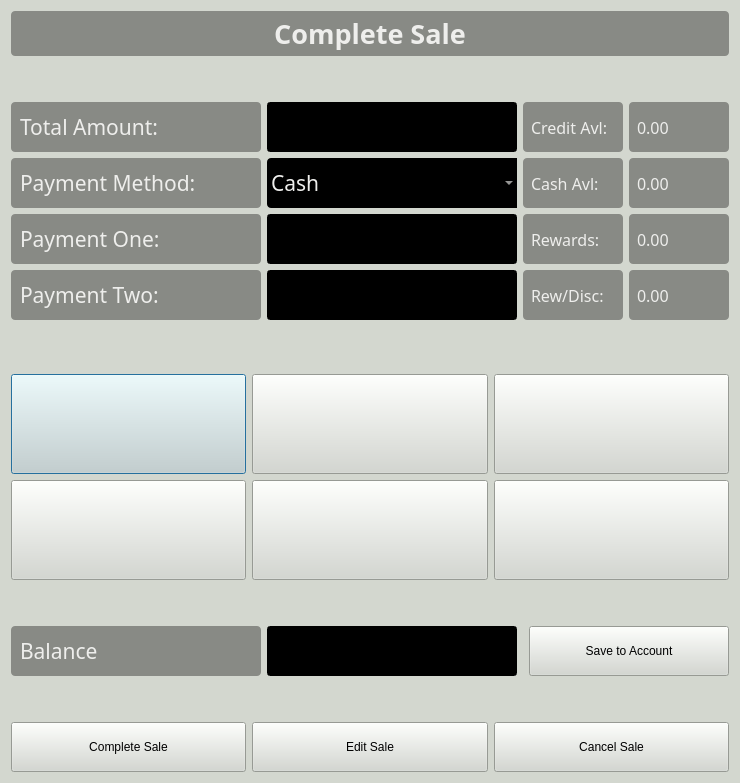
First picture: the form in completepaymentwindow.ui, repository vinnadipo09/bullet, before the edit.
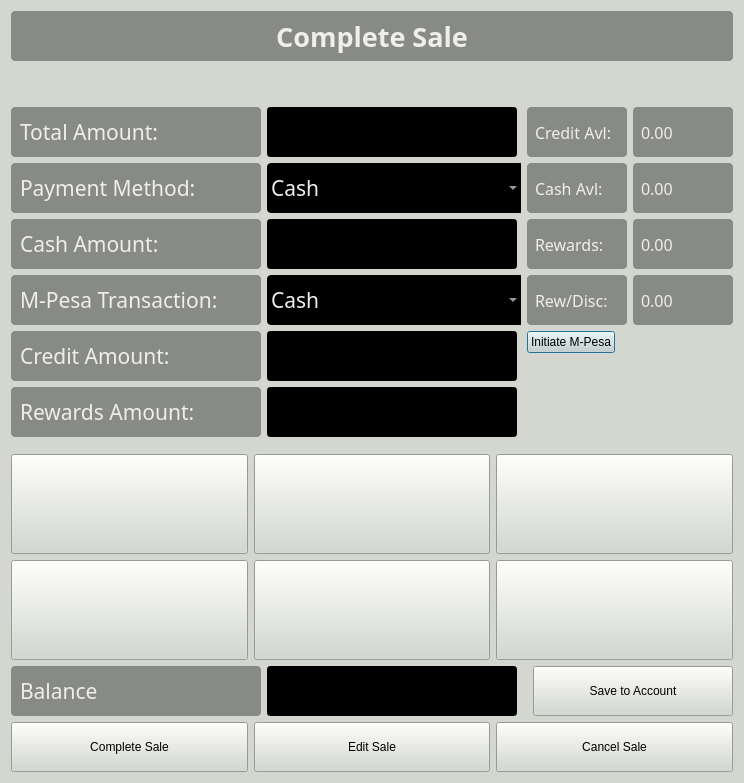
Second picture: the form after the edit. Icons and pictures are not drawn.

Commit message: complete_payment

```diff
--- a/completepaymentwindow.ui
+++ b/completepaymentwindow.ui
@@ -6,7 +6,7 @@
    <rect>
     <x>0</x>
     <y>0</y>
-    <width>738</width>
+    <width>744</width>
     <height>783</height>
    </rect>
   </property>
@@ -137,6 +137,39 @@
            </property>
           </widget>
          </item>
+         <item row="1" column="0">
+          <widget class="QLabel" name="lbl_payment_method">
+           <property name="minimumSize">
+            <size>
+             <width>250</width>
+             <height>50</height>
+            </size>
+           </property>
+           <property name="font">
+            <font>
+             <family>Waree</family>
+             <pointsize>16</pointsize>
+             <weight>50</weight>
+             <bold>false</bold>
+            </font>
+           </property>
+           <property name="styleSheet">
+            <string notr="true">background-color: rgb(136, 138, 133);
+color: rgb(238, 238, 236);
+border-radius:4px;
+padding:4px;</string>
+           </property>
+           <property name="frameShape">
+            <enum>QFrame::Panel</enum>
+           </property>
+           <property name="frameShadow">
+            <enum>QFrame::Raised</enum>
+           </property>
+           <property name="text">
+            <string>Payment Method:</string>
+           </property>
+          </widget>
+         </item>
          <item row="1" column="1">
           <widget class="QComboBox" name="cb_paymentMethod">
            <property name="minimumSize">
@@ -215,7 +248,7 @@
             <enum>QFrame::Raised</enum>
            </property>
            <property name="text">
-            <string>Payment One:</string>
+            <string>Cash Amount:</string>
            </property>
           </widget>
          </item>
@@ -276,14 +309,111 @@
             <enum>QFrame::Raised</enum>
            </property>
            <property name="text">
-            <string>Payment Two:</string>
+            <string>M-Pesa Transaction:</string>
            </property>
           </widget>
          </item>
          <item row="3" column="1">
-          <widget class="QLineEdit" name="lblValueTwo">
+          <widget class="QComboBox" name="cb_MPesa_display">
            <property name="minimumSize">
             <size>
+             <width>250</width>
+             <height>50</height>
+            </size>
+           </property>
+           <property name="font">
+            <font>
+             <family>Waree</family>
+             <pointsize>16</pointsize>
+             <weight>50</weight>
+             <bold>false</bold>
+            </font>
+           </property>
+           <property name="styleSheet">
+            <string notr="true">background-color: rgb(0, 0, 0);
+color: rgb(238, 238, 236);
+border-radius:4px;
+padding:4px;</string>
+           </property>
+           <item>
+            <property name="text">
+             <string>Cash</string>
+            </property>
+           </item>
+           <item>
+            <property name="text">
+             <string>M-Pesa</string>
+            </property>
+           </item>
+           <item>
+            <property name="text">
+             <string>M-Pesa+Cash</string>
+            </property>
+           </item>
+           <item>
+            <property name="text">
+             <string>M-Pesa+Credit</string>
+            </property>
+           </item>
+           <item>
+            <property name="text">
+             <string>Credit</string>
+            </property>
+           </item>
+           <item>
+            <property name="text">
+             <string>Rewards</string>
+            </property>
+           </item>
+           <item>
+            <property name="text">
+             <string>Cash+Credit</string>
+            </property>
+           </item>
+           <item>
+            <property name="text">
+             <string>Cash+Rewards</string>
+            </property>
+           </item>
+          </widget>
+         </item>
+         <item row="4" column="0">
+          <widget class="QLabel" name="lbl_credit_payment">
+           <property name="minimumSize">
+            <size>
+             <width>250</width>
+             <height>50</height>
+            </size>
+           </property>
+           <property name="font">
+            <font>
+             <family>Waree</family>
+             <pointsize>16</pointsize>
+             <weight>50</weight>
+             <bold>false</bold>
+            </font>
+           </property>
+           <property name="styleSheet">
+            <string notr="true">background-color: rgb(136, 138, 133);
+color: rgb(238, 238, 236);
+border-radius:4px;
+padding:4px;</string>
+           </property>
+           <property name="frameShape">
+            <enum>QFrame::Panel</enum>
+           </property>
+           <property name="frameShadow">
+            <enum>QFrame::Raised</enum>
+           </property>
+           <property name="text">
+            <string>Credit Amount:</string>
+           </property>
+          </widget>
+         </item>
+         <item row="4" column="1">
+          <widget class="QLineEdit" name="lbl_credit_display">
+           <property name="minimumSize">
+            <size>
              <width>0</width>
              <height>50</height>
             </size>
@@ -308,8 +438,8 @@
            </property>
           </widget>
          </item>
-         <item row="1" column="0">
-          <widget class="QLabel" name="label_7">
+         <item row="5" column="0">
+          <widget class="QLabel" name="lbl_reward_payment">
            <property name="minimumSize">
             <size>
              <width>250</width>
@@ -337,7 +467,35 @@
             <enum>QFrame::Raised</enum>
            </property>
            <property name="text">
-            <string>Payment Method:</string>
+            <string>Rewards Amount:</string>
+           </property>
+          </widget>
+         </item>
+         <item row="5" column="1">
+          <widget class="QLineEdit" name="lbl_reward_display">
+           <property name="minimumSize">
+            <size>
+             <width>0</width>
+             <height>50</height>
+            </size>
+           </property>
+           <property name="maximumSize">
+            <size>
+             <width>250</width>
+             <height>16777215</height>
+            </size>
+           </property>
+           <property name="font">
+            <font>
+             <family>DejaVu Sans</family>
+             <pointsize>16</pointsize>
+             <weight>75</weight>
+             <bold>true</bold>
+            </font>
+           </property>
+           <property name="styleSheet">
+            <string notr="true">background-color: rgb(0, 0, 0);
+color: rgb(255, 255, 255);</string>
            </property>
           </widget>
          </item>
@@ -659,23 +817,17 @@
          </property>
         </widget>
        </item>
+       <item row="4" column="0">
+        <widget class="QPushButton" name="pushButton">
+         <property name="text">
+          <string>Initiate M-Pesa</string>
+         </property>
+        </widget>
+       </item>
       </layout>
      </item>
     </layout>
    </item>
-   <item>
-    <spacer name="verticalSpacer_3">
-     <property name="orientation">
-      <enum>Qt::Vertical</enum>
-     </property>
-     <property name="sizeHint" stdset="0">
-      <size>
-       <width>20</width>
-       <height>40</height>
-      </size>
-     </property>
-    </spacer>
-   </item>
    <item>
     <layout class="QHBoxLayout" name="horizontalLayout_2">
      <item>
@@ -798,22 +950,6 @@
      </item>
     </layout>
    </item>
-   <item>
-    <spacer name="verticalSpacer">
-     <property name="orientation">
-      <enum>Qt::Vertical</enum>
-     </property>
-     <property name="sizeType">
-      <enum>QSizePolicy::Fixed</enum>
-     </property>
-     <property name="sizeHint" stdset="0">
-      <size>
-       <width>20</width>
-       <height>40</height>
-      </size>
-     </property>
-    </spacer>
-   </item>
    <item>
     <layout class="QHBoxLayout" name="horizontalLayout_6">
      <item>
@@ -918,22 +1054,6 @@
      </item>
     </layout>
    </item>
-   <item>
-    <spacer name="verticalSpacer_4">
-     <property name="orientation">
-      <enum>Qt::Vertical</enum>
-     </property>
-     <property name="sizeType">
-      <enum>QSizePolicy::Fixed</enum>
-     </property>
-     <property name="sizeHint" stdset="0">
-      <size>
-       <width>20</width>
-       <height>40</height>
-      </size>
-     </property>
-    </spacer>
-   </item>
    <item>
     <layout class="QHBoxLayout" name="horizontalLayout">
      <item>
```
Left out of the diff: 42 changed lines with no effect on the pictures. The commit also changes 21 other files.
